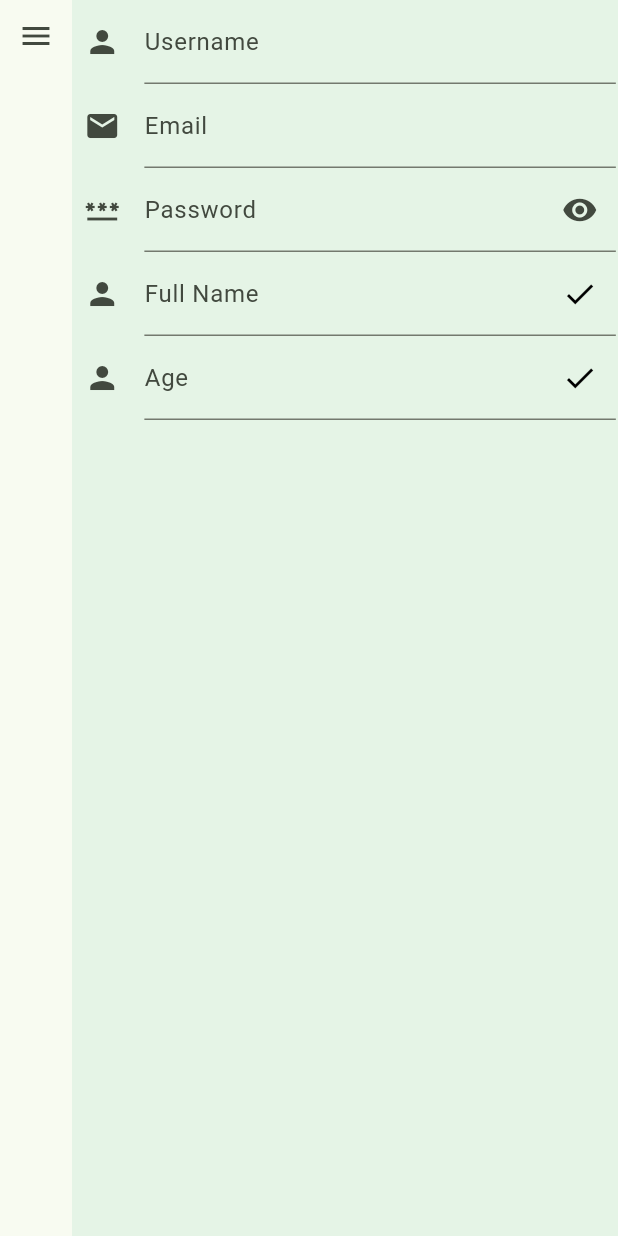
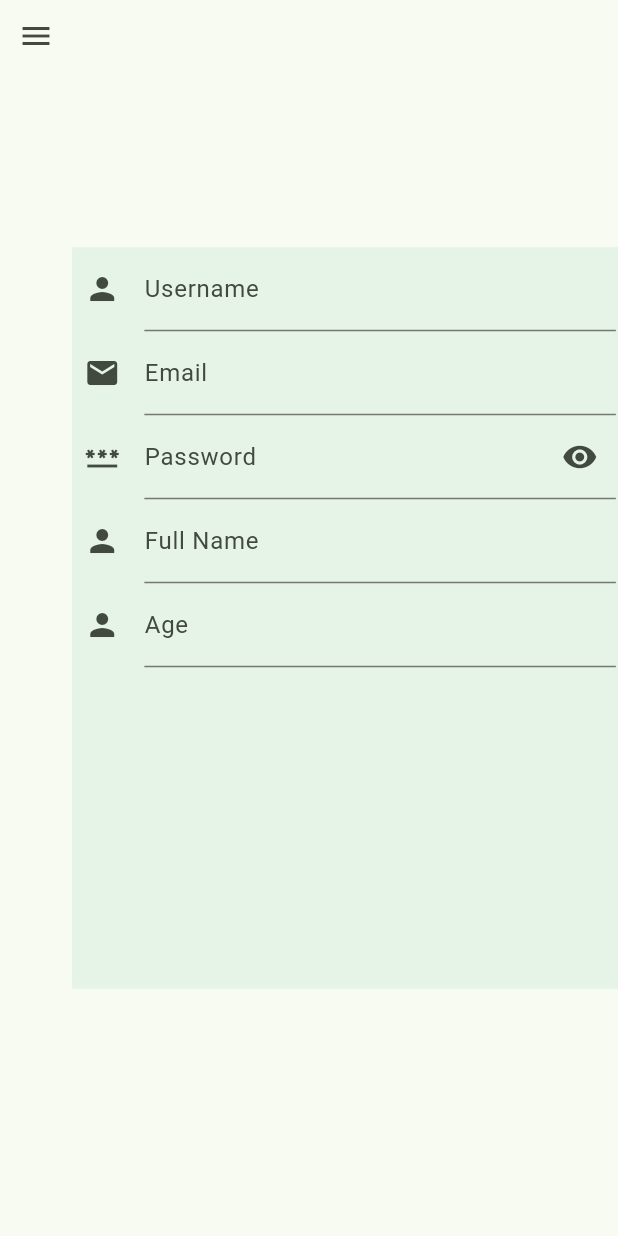
Before and after one commit to BerkeKS/emarket-mobile, a Flutter app: the screen it shows after launch, in the side drawer, after a tap on "Register", on a phone screen of 412 x 824 dp. Run offline on Flutter 3.47's test engine with Material 3 defaults, Android fonts, the phone set to English and light mode, and no system bars; our stand-ins replace font_awesome_flutter.

Commit message:
Fix verification errors

```diff
--- a/lib/Pages/registerPage.dart
+++ b/lib/Pages/registerPage.dart
@@ -143,7 +143,7 @@ class _RegisterPageState extends State<RegisterPage> {
         } else {
           SchedulerBinding.instance.addPostFrameCallback((timeStamp) {
             setState(() {
-              isFullnameVerified = true;
+              isFullnameVerified = false;
             });
           });
           "This field can not be empty.";
@@ -174,10 +174,10 @@ class _RegisterPageState extends State<RegisterPage> {
         } else {
           SchedulerBinding.instance.addPostFrameCallback((timeStamp) {
             setState(() {
-              isAgeVerified = true;
+              isAgeVerified = false;
             });
           });
-          "This field can not be empty.";
+          "Please enter a numeric value.";
         }
         return null;
       },
@@ -195,7 +195,10 @@ class _RegisterPageState extends State<RegisterPage> {
               IconButton(
                   onPressed: () => Scaffold.of(context).openDrawer(),
                   icon: const Icon(Icons.menu)),
-              Center(
+              Padding(
+                padding: EdgeInsets.symmetric(
+                    vertical: MediaQuery.of(context).size.height / 5),
+                child: Center(
                   child: Container(
                     decoration: const BoxDecoration(
                         color: Color.fromRGBO(196, 232, 210, 0.368)),
@@ -249,6 +252,7 @@ class _RegisterPageState extends State<RegisterPage> {
                       ],
                     ),
                   ),
+                ),
               )
             ],
           ),
```
Lines whose indentation alone changed are shown as unchanged.
